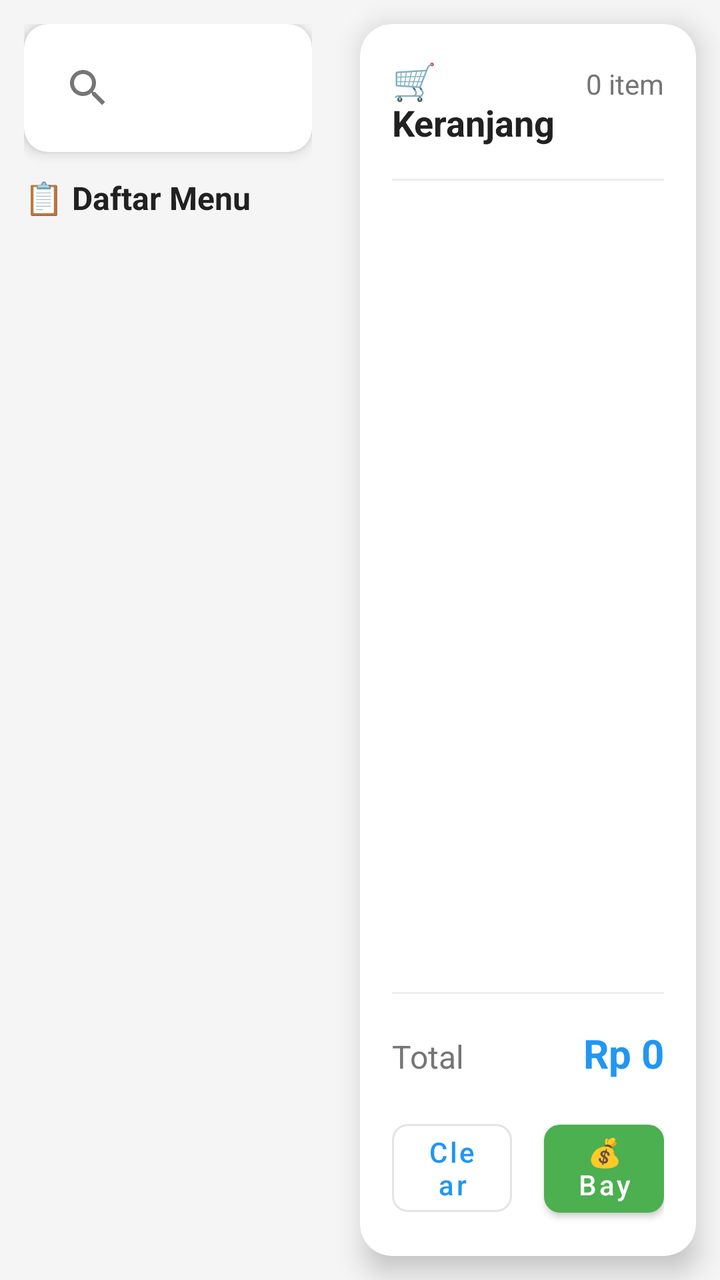
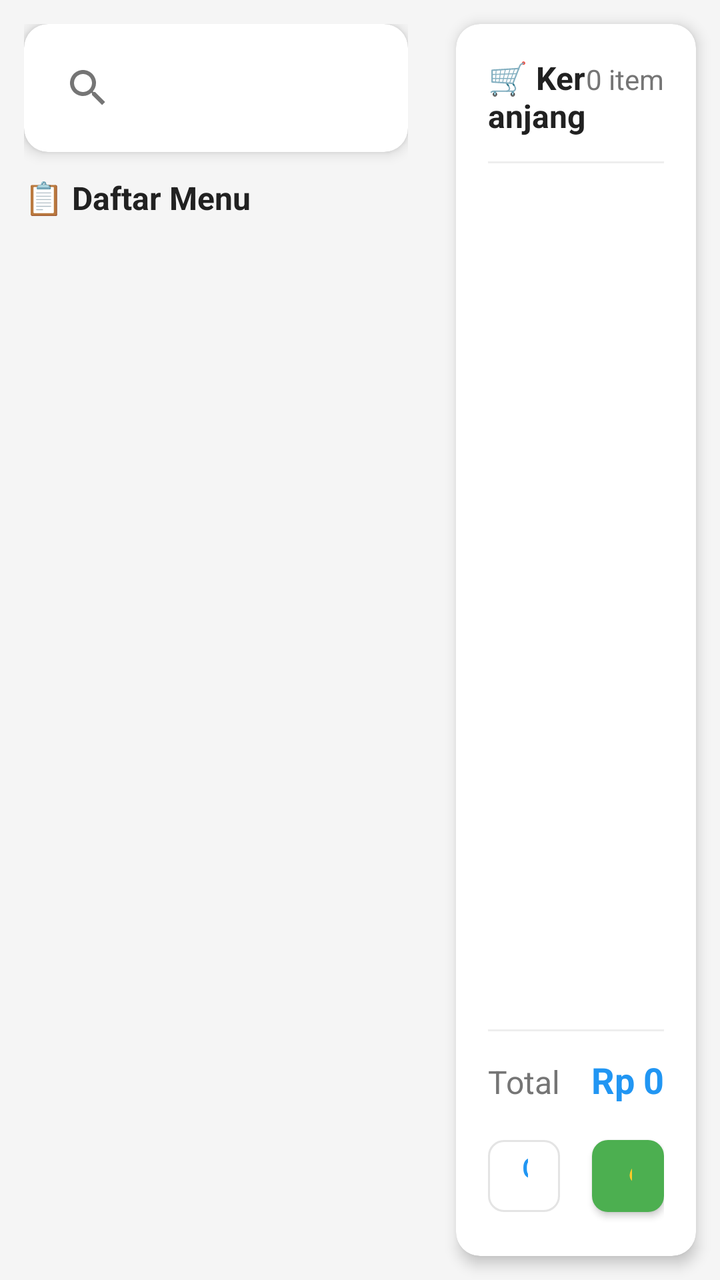

Screens rendered from an Android XML layout before and after an edit, with the pre-edit source and the edit as a unified diff.
<!-- AndroidManifest.xml: application theme Theme.IniKasir -->
<!-- res/layout/fragment_kasir.xml -->
<?xml version="1.0" encoding="utf-8"?>
<LinearLayout xmlns:android="http://schemas.android.com/apk/res/android"
    xmlns:app="http://schemas.android.com/apk/res-auto"
    android:layout_width="match_parent"
    android:layout_height="match_parent"
    android:orientation="horizontal"
    android:weightSum="2"
    android:background="@color/background">
    
    
    <LinearLayout
        android:layout_width="0dp"
        android:layout_height="match_parent"
        android:layout_weight="1"
        android:orientation="vertical"
        android:padding="12dp">
        
        <com.google.android.material.card.MaterialCardView
            android:layout_width="match_parent"
            android:layout_height="wrap_content"
            android:layout_marginBottom="12dp"
            app:cardElevation="4dp"
            app:cardCornerRadius="12dp">
            
            <androidx.appcompat.widget.SearchView
                android:id="@+id/etSearch"
                android:layout_width="match_parent"
                android:layout_height="wrap_content"
                app:queryHint="🔍 Cari produk..."
                android:padding="8dp" />
                
        </com.google.android.material.card.MaterialCardView>
        
        <TextView
            android:layout_width="match_parent"
            android:layout_height="wrap_content"
            android:text="📋 Daftar Menu"
            android:textSize="16sp"
            android:textStyle="bold"
            android:textColor="@color/text_primary"
            android:layout_marginBottom="8dp" />
        
        <androidx.recyclerview.widget.RecyclerView
            android:id="@+id/rvProducts"
            android:layout_width="match_parent"
            android:layout_height="0dp"
            android:layout_weight="1" />
            
    </LinearLayout>
    
    
    <com.google.android.material.card.MaterialCardView
        android:layout_width="0dp"
        android:layout_height="match_parent"
        android:layout_weight="1"
        android:layout_margin="12dp"
        app:cardElevation="8dp"
        app:cardCornerRadius="16dp">
        
        <LinearLayout
            android:layout_width="match_parent"
            android:layout_height="match_parent"
            android:orientation="vertical"
            android:padding="16dp">
            
            <LinearLayout
                android:layout_width="match_parent"
                android:layout_height="wrap_content"
                android:orientation="horizontal"
                android:layout_marginBottom="16dp">
                
                <TextView
                    android:layout_width="0dp"
                    android:layout_height="wrap_content"
                    android:layout_weight="1"
                    android:text="🛒 Keranjang"
                    android:textSize="18sp"
                    android:textStyle="bold"
                    android:textColor="@color/text_primary" />
                    
                <TextView
                    android:id="@+id/tvCartCount"
                    android:layout_width="wrap_content"
                    android:layout_height="wrap_content"
                    android:text="0 item"
                    android:textSize="14sp"
                    android:textColor="@color/text_secondary" />
                    
            </LinearLayout>
            
            <View
                android:layout_width="match_parent"
                android:layout_height="1dp"
                android:background="@color/gray_light"
                android:layout_marginBottom="16dp" />
            
            <androidx.recyclerview.widget.RecyclerView
                android:id="@+id/rvCart"
                android:layout_width="match_parent"
                android:layout_height="0dp"
                android:layout_weight="1" />
                
            <TextView
                android:id="@+id/tvEmptyCart"
                android:layout_width="match_parent"
                android:layout_height="0dp"
                android:layout_weight="1"
                android:text="🛍️ Keranjang kosong\n\nTap produk untuk menambahkan"
                android:gravity="center"
                android:textSize="14sp"
                android:textColor="@color/text_secondary"
                android:visibility="gone" />
            
            <View
                android:layout_width="match_parent"
                android:layout_height="1dp"
                android:background="@color/gray_light"
                android:layout_marginVertical="16dp" />
            
            <LinearLayout
                android:layout_width="match_parent"
                android:layout_height="wrap_content"
                android:orientation="horizontal"
                android:layout_marginBottom="16dp">
                
                <TextView
                    android:layout_width="0dp"
                    android:layout_height="wrap_content"
                    android:layout_weight="1"
                    android:text="Total"
                    android:textSize="16sp"
                    android:textColor="@color/text_secondary" />
                    
                <TextView
                    android:id="@+id/tvTotal"
                    android:layout_width="wrap_content"
                    android:layout_height="wrap_content"
                    android:text="Rp 0"
                    android:textSize="20sp"
                    android:textStyle="bold"
                    android:textColor="@color/primary" />
                    
            </LinearLayout>
            
            <LinearLayout
                android:layout_width="match_parent"
                android:layout_height="wrap_content"
                android:orientation="horizontal">
                
                <com.google.android.material.button.MaterialButton
                    android:id="@+id/btnClearCart"
                    android:layout_width="0dp"
                    android:layout_height="56dp"
                    android:layout_weight="1"
                    android:layout_marginEnd="8dp"
                    android:text="Clear"
                    android:textAllCaps="false"
                    style="@style/Widget.MaterialComponents.Button.OutlinedButton" />
                    
                <com.google.android.material.button.MaterialButton
                    android:id="@+id/btnCheckout"
                    android:layout_width="0dp"
                    android:layout_height="56dp"
                    android:layout_weight="1"
                    android:layout_marginStart="8dp"
                    android:text="💰 Bayar"
                    android:textAllCaps="false"
                    app:backgroundTint="@color/success" />
                    
            </LinearLayout>
            
        </LinearLayout>
        
    </com.google.android.material.card.MaterialCardView>
    
</LinearLayout>
<!-- resources referenced by this layout -->
<resources>
  <color name="background">#F5F5F5</color>
  <color name="gray_light">#EEEEEE</color>
  <color name="primary">#2196F3</color>
  <color name="success">#4CAF50</color>
  <color name="text_primary">#212121</color>
  <color name="text_secondary">#757575</color>
  <style name="Theme.IniKasir" parent="Theme.MaterialComponents.DayNight.NoActionBar">
          
          <item name="colorPrimary">@color/primary</item>
          <item name="colorPrimaryVariant">@color/primary_dark</item>
          <item name="colorOnPrimary">@color/white</item>
          
          
          <item name="colorSecondary">@color/accent</item>
          <item name="colorSecondaryVariant">@color/accent_dark</item>
          <item name="colorOnSecondary">@color/white</item>
          
          
          <item name="android:windowBackground">@color/background</item>
          <item name="colorSurface">@color/surface</item>
          <item name="colorOnSurface">@color/text_primary</item>
          
          
          <item name="android:statusBarColor">@color/primary_dark</item>
          <item name="android:windowLightStatusBar">false</item>
          
          
          <item name="android:textColorPrimary">@color/text_primary</item>
          <item name="android:textColorSecondary">@color/text_secondary</item>
          <item name="android:textColorHint">@color/text_hint</item>
          
          
          <item name="shapeAppearanceSmallComponent">@style/ShapeAppearance.Small</item>
          <item name="shapeAppearanceMediumComponent">@style/ShapeAppearance.Medium</item>
          <item name="shapeAppearanceLargeComponent">@style/ShapeAppearance.Large</item>
      </style>
  <color name="primary_dark">#1976D2</color>
  <color name="white">#FFFFFF</color>
  <color name="accent">#FF9800</color>
  <color name="accent_dark">#F57C00</color>
  <color name="surface">#FFFFFF</color>
  <color name="text_hint">#9E9E9E</color>
  <style name="ShapeAppearance.Small" parent="ShapeAppearance.MaterialComponents.SmallComponent">
          <item name="cornerFamily">rounded</item>
          <item name="cornerSize">8dp</item>
      </style>
  <style name="ShapeAppearance.Medium" parent="ShapeAppearance.MaterialComponents.MediumComponent">
          <item name="cornerFamily">rounded</item>
          <item name="cornerSize">12dp</item>
      </style>
  <style name="ShapeAppearance.Large" parent="ShapeAppearance.MaterialComponents.LargeComponent">
          <item name="cornerFamily">rounded</item>
          <item name="cornerSize">16dp</item>
      </style>
</resources>

<!-- the commit's change to res/layout/fragment_kasir.xml (unified diff, before → after) -->
@@ -1,33 +1,42 @@
 <?xml version="1.0" encoding="utf-8"?>
-<LinearLayout xmlns:android="http://schemas.android.com/apk/res/android"
+<androidx.constraintlayout.widget.ConstraintLayout xmlns:android="http://schemas.android.com/apk/res/android"
     xmlns:app="http://schemas.android.com/apk/res-auto"
     android:layout_width="match_parent"
     android:layout_height="match_parent"
-    android:orientation="horizontal"
-    android:weightSum="2"
     android:background="@color/background">
+    
+    <androidx.constraintlayout.widget.Guideline
+        android:id="@+id/guideline_middle"
+        android:layout_width="wrap_content"
+        android:layout_height="wrap_content"
+        android:orientation="vertical"
+        app:layout_constraintGuide_percent="0.6" />
     
     
     <LinearLayout
+        android:id="@+id/productSection"
         android:layout_width="0dp"
-        android:layout_height="match_parent"
-        android:layout_weight="1"
+        android:layout_height="0dp"
         android:orientation="vertical"
-        android:padding="12dp">
+        android:padding="@dimen/padding_medium"
+        app:layout_constraintStart_toStartOf="parent"
+        app:layout_constraintEnd_toStartOf="@id/guideline_middle"
+        app:layout_constraintTop_toTopOf="parent"
+        app:layout_constraintBottom_toBottomOf="parent">
         
         <com.google.android.material.card.MaterialCardView
             android:layout_width="match_parent"
             android:layout_height="wrap_content"
-            android:layout_marginBottom="12dp"
-            app:cardElevation="4dp"
-            app:cardCornerRadius="12dp">
+            android:layout_marginBottom="@dimen/padding_medium"
+            app:cardElevation="@dimen/card_elevation"
+            app:cardCornerRadius="@dimen/card_corner_radius">
             
             <androidx.appcompat.widget.SearchView
                 android:id="@+id/etSearch"
                 android:layout_width="match_parent"
                 android:layout_height="wrap_content"
                 app:queryHint="🔍 Cari produk..."
-                android:padding="8dp" />
+                android:padding="@dimen/padding_small" />
                 
         </com.google.android.material.card.MaterialCardView>
         
@@ -35,10 +44,10 @@
             android:layout_width="match_parent"
             android:layout_height="wrap_content"
             android:text="📋 Daftar Menu"
-            android:textSize="16sp"
+            android:textSize="@dimen/text_large"
             android:textStyle="bold"
             android:textColor="@color/text_primary"
-            android:layout_marginBottom="8dp" />
+            android:layout_marginBottom="@dimen/padding_small" />
         
         <androidx.recyclerview.widget.RecyclerView
             android:id="@+id/rvProducts"
@@ -50,31 +59,36 @@
     
     
     <com.google.android.material.card.MaterialCardView
+        android:id="@+id/cartSection"
         android:layout_width="0dp"
-        android:layout_height="match_parent"
-        android:layout_weight="1"
-        android:layout_margin="12dp"
-        app:cardElevation="8dp"
-        app:cardCornerRadius="16dp">
+        android:layout_height="0dp"
+        android:layout_margin="@dimen/padding_medium"
+        android:layout_marginStart="0dp"
+        app:cardElevation="@dimen/card_elevation"
+        app:cardCornerRadius="@dimen/card_corner_radius"
+        app:layout_constraintStart_toEndOf="@id/guideline_middle"
+        app:layout_constraintEnd_toEndOf="parent"
+        app:layout_constraintTop_toTopOf="parent"
+        app:layout_constraintBottom_toBottomOf="parent">
         
         <LinearLayout
             android:layout_width="match_parent"
             android:layout_height="match_parent"
             android:orientation="vertical"
-            android:padding="16dp">
+            android:padding="@dimen/padding_large">
             
             <LinearLayout
                 android:layout_width="match_parent"
                 android:layout_height="wrap_content"
                 android:orientation="horizontal"
-                android:layout_marginBottom="16dp">
+                android:layout_marginBottom="@dimen/padding_medium">
                 
                 <TextView
                     android:layout_width="0dp"
                     android:layout_height="wrap_content"
                     android:layout_weight="1"
                     android:text="🛒 Keranjang"
-                    android:textSize="18sp"
+                    android:textSize="@dimen/text_large"
                     android:textStyle="bold"
                     android:textColor="@color/text_primary" />
                     
@@ -83,7 +97,7 @@
                     android:layout_width="wrap_content"
                     android:layout_height="wrap_content"
                     android:text="0 item"
-                    android:textSize="14sp"
+                    android:textSize="@dimen/text_medium"
                     android:textColor="@color/text_secondary" />
                     
             </LinearLayout>
@@ -92,7 +106,7 @@
                 android:layout_width="match_parent"
                 android:layout_height="1dp"
                 android:background="@color/gray_light"
-                android:layout_marginBottom="16dp" />
+                android:layout_marginBottom="@dimen/padding_medium" />
             
             <androidx.recyclerview.widget.RecyclerView
                 android:id="@+id/rvCart"
@@ -107,7 +121,7 @@
                 android:layout_weight="1"
                 android:text="🛍️ Keranjang kosong\n\nTap produk untuk menambahkan"
                 android:gravity="center"
-                android:textSize="14sp"
+                android:textSize="@dimen/text_medium"
                 android:textColor="@color/text_secondary"
                 android:visibility="gone" />
             
@@ -115,20 +129,20 @@
                 android:layout_width="match_parent"
                 android:layout_height="1dp"
                 android:background="@color/gray_light"
-                android:layout_marginVertical="16dp" />
+                android:layout_marginVertical="@dimen/padding_medium" />
             
             <LinearLayout
                 android:layout_width="match_parent"
                 android:layout_height="wrap_content"
                 android:orientation="horizontal"
-                android:layout_marginBottom="16dp">
+                android:layout_marginBottom="@dimen/padding_medium">
                 
                 <TextView
                     android:layout_width="0dp"
                     android:layout_height="wrap_content"
                     android:layout_weight="1"
                     android:text="Total"
-                    android:textSize="16sp"
+                    android:textSize="@dimen/text_large"
                     android:textColor="@color/text_secondary" />
                     
                 <TextView
@@ -136,7 +150,7 @@
                     android:layout_width="wrap_content"
                     android:layout_height="wrap_content"
                     android:text="Rp 0"
-                    android:textSize="20sp"
+                    android:textSize="@dimen/text_xlarge"
                     android:textStyle="bold"
                     android:textColor="@color/primary" />
                     
@@ -150,21 +164,23 @@
                 <com.google.android.material.button.MaterialButton
                     android:id="@+id/btnClearCart"
                     android:layout_width="0dp"
-                    android:layout_height="56dp"
+                    android:layout_height="@dimen/button_height"
                     android:layout_weight="1"
-                    android:layout_marginEnd="8dp"
+                    android:layout_marginEnd="@dimen/padding_small"
                     android:text="Clear"
                     android:textAllCaps="false"
+                    android:textSize="@dimen/text_medium"
                     style="@style/Widget.MaterialComponents.Button.OutlinedButton" />
                     
                 <com.google.android.material.button.MaterialButton
                     android:id="@+id/btnCheckout"
                     android:layout_width="0dp"
-                    android:layout_height="56dp"
+                    android:layout_height="@dimen/button_height"
                     android:layout_weight="1"
-                    android:layout_marginStart="8dp"
+                    android:layout_marginStart="@dimen/padding_small"
                     android:text="💰 Bayar"
                     android:textAllCaps="false"
+                    android:textSize="@dimen/text_medium"
                     app:backgroundTint="@color/success" />
                     
             </LinearLayout>
@@ -173,4 +189,4 @@
         
     </com.google.android.material.card.MaterialCardView>
     
-</LinearLayout>
+</androidx.constraintlayout.widget.ConstraintLayout>
<!-- resource entries referenced after the edit -->
@@ -6,6 +6,15 @@
   <color name="success">#4CAF50</color>
   <color name="text_primary">#212121</color>
   <color name="text_secondary">#757575</color>
+  <dimen name="button_height">48dp</dimen>
+  <dimen name="card_corner_radius">12dp</dimen>
+  <dimen name="card_elevation">4dp</dimen>
+  <dimen name="padding_large">16dp</dimen>
+  <dimen name="padding_medium">12dp</dimen>
+  <dimen name="padding_small">8dp</dimen>
+  <dimen name="text_large">16sp</dimen>
+  <dimen name="text_medium">14sp</dimen>
+  <dimen name="text_xlarge">18sp</dimen>
   <style name="Theme.IniKasir" parent="Theme.MaterialComponents.DayNight.NoActionBar">
           
           <item name="colorPrimary">@color/primary</item>
